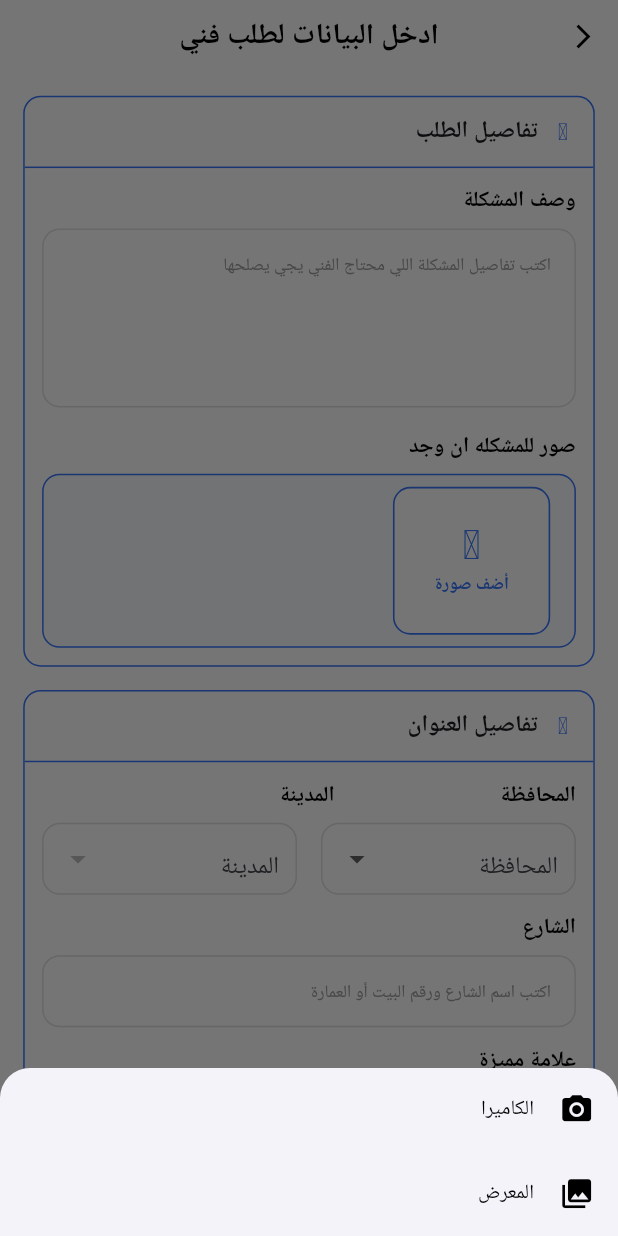
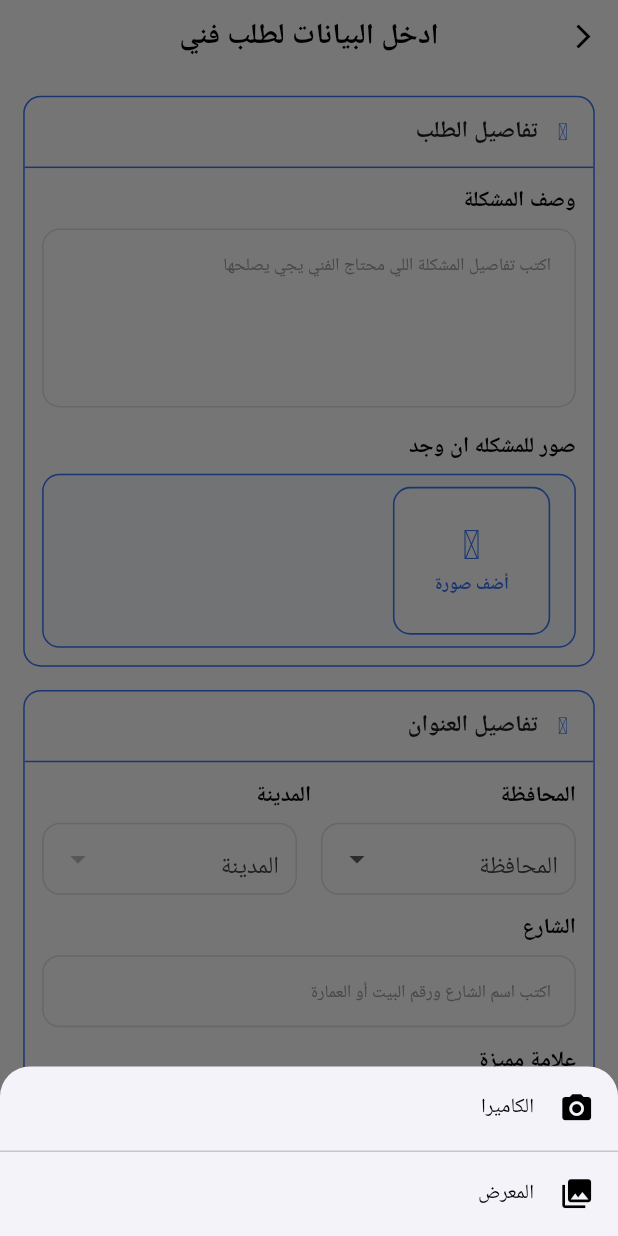
Before and after one commit to kareemshawkii/el7erafe, a Flutter app: the ServiceRequestPage screen opened directly with empty values, after a tap on "أضف صورة", on a phone screen of 412 x 824 dp. Run offline on Flutter 3.47's test engine with Material 3 defaults, Android fonts, the phone set to English and light mode, and no system bars; our stand-ins replace cached_network_image, calendar_date_picker2, dartz, dropdown_button2, flutter_bloc, flutter_otp_text_field and 10 more; accounts and stored records are empty; Roboto replaces fonts that are missing (Cairo); project files that could hold a hidden picture were left out.

Commit message:
fix some issues

```diff
--- a/lib/features/authentication_module/technician_regestration/presentation/widgets/image_picker.dart
+++ b/lib/features/authentication_module/technician_regestration/presentation/widgets/image_picker.dart
@@ -1,5 +1,6 @@
 import 'dart:io';
 import 'package:flutter/material.dart';
+import 'package:flutter_screenutil/flutter_screenutil.dart';
 import 'package:image_picker/image_picker.dart';
 import 'package:flutter_svg/flutter_svg.dart';
 import 'package:permission_handler/permission_handler.dart';
@@ -104,6 +105,7 @@ class _ImagePickerButtonState extends State<ImagePickerButton> {
                     _checkPermissionAndPickImage(ImageSource.camera);
                   },
                 ),
+                Divider(height: 1.h),
                 ListTile(
                   leading: const Icon(Icons.photo_library),
                   title: const Text('المعرض'),
--- a/lib/features/client_flow/quick_reserve/presentation/pages/quick_reserve_page.dart
+++ b/lib/features/client_flow/quick_reserve/presentation/pages/quick_reserve_page.dart
@@ -158,7 +158,7 @@ class _ServiceRequestPageState extends State<ServiceRequestPage> {
                     ),
                   ),
                 );
-              } else if (state is ServiceRequestConflict){
+              } else if (state is ServiceRequestConflict) {
                 showDialog(
                   context: context,
                   builder: (context) => Directionality(
@@ -212,8 +212,7 @@ class _ServiceRequestPageState extends State<ServiceRequestPage> {
                     ),
                   ),
                 );
-              }
-              else if (state is ServiceRequestUnauthorized) {
+              } else if (state is ServiceRequestUnauthorized) {
                 ScaffoldMessenger.of(context).showSnackBar(
                   SnackBar(
                     content: Text(state.unauthMessage,
@@ -390,7 +389,7 @@ class _ServiceRequestPageState extends State<ServiceRequestPage> {
                                       fontSize: 15.sp,
                                       fontWeight: FontWeight.w600,
                                       color: Colors.black)),
-                              SizedBox(width: 105.w),
+                              SizedBox(width: 120.w),
                               Text("المدينة",
                                   style: GoogleFonts.cairo(
                                       fontSize: 15.sp,
@@ -1156,6 +1155,7 @@ void _showImageSourceSheet(BuildContext context, ServiceRequestCubit cubit) {
                 Navigator.of(context).pop();
               },
             ),
+            Divider(height: 1.h),
             ListTile(
               leading:
                   Icon(Icons.photo_library, color: Colors.black, size: 24.r),
```
